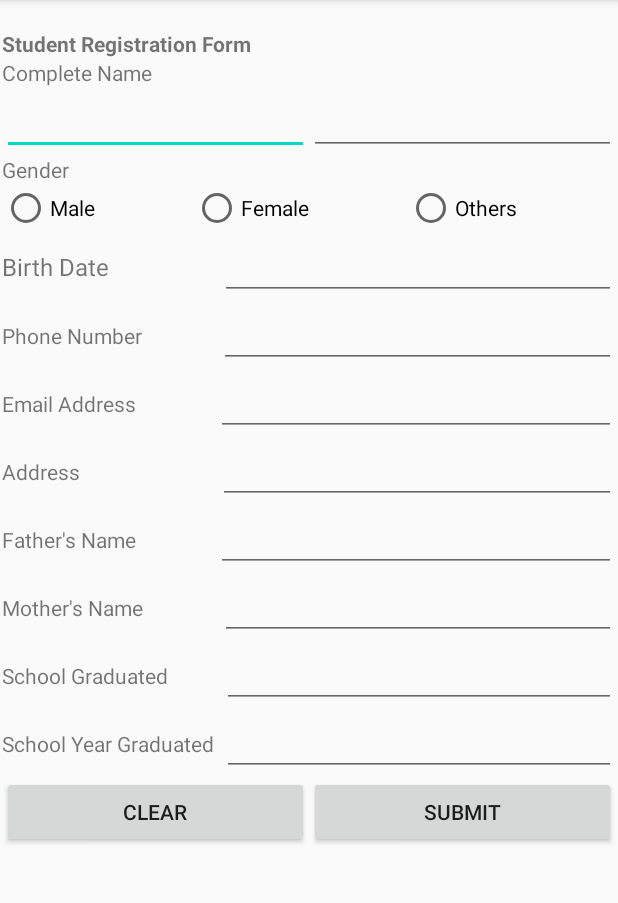
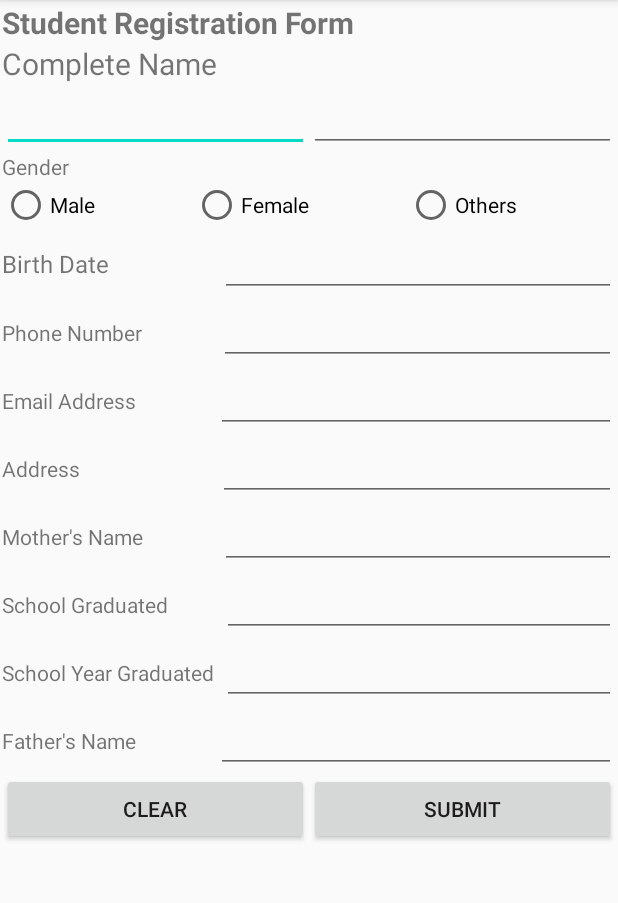
Before and after one commit to Anato-Eini/School-Activities, an Android app: the PassingIntentsExercise screen opened directly, with no data from a screen before it, on a phone screen of 412 x 824 dp, the part 84-987 px from its top. Run offline under Robolectric (Android 15) with nearby library versions, the phone set to English and light mode, and no system bars.

Commit message:
April 22, 2024

```diff
--- a/app/src/main/AndroidManifest.xml
+++ b/app/src/main/AndroidManifest.xml
@@ -11,6 +11,9 @@
         android:supportsRtl="true"
         android:theme="@style/Theme.AndroidProjectCollection"
         tools:targetApi="31">
+        <activity
+            android:name=".MenuExercise"
+            android:exported="false" />
         <activity
             android:name=".PassingIntentsExercise2"
             android:exported="false" />
--- a/app/src/main/java/com/example/androidprojectcollection/MainActivity.java
+++ b/app/src/main/java/com/example/androidprojectcollection/MainActivity.java
@@ -15,7 +15,8 @@ public class MainActivity extends AppCompatActivity {
         buttonExerciseBtn = findViewById(R.id.buttonExercise),
         calculator = findViewById(R.id.calculator),
         connect3 = findViewById(R.id.connect3),
-        passingIntents = findViewById(R.id.passingIntents);
+        passingIntents = findViewById(R.id.passingIntents),
+        menuExercise = findViewById(R.id.menus);
         layoutExerciseBtn.setOnClickListener(
                 view -> startActivity(
                         new Intent(this, LayoutExercise.class)));
@@ -31,5 +32,8 @@ public class MainActivity extends AppCompatActivity {
         passingIntents.setOnClickListener(
                 view -> startActivity(
                         new Intent(this, PassingIntentsExercise.class)));
+        menuExercise.setOnClickListener(
+                view -> startActivity(
+                        new Intent(this, MenuExercise.class)));
     }
 }
--- a/app/src/main/res/layout/activity_passing_intents_exercise.xml
+++ b/app/src/main/res/layout/activity_passing_intents_exercise.xml
@@ -6,32 +6,34 @@
     android:layout_height="match_parent"
     tools:context=".PassingIntentsExercise">
 
+    <ScrollView
+        android:layout_width="match_parent"
+        android:layout_height="match_parent">
+
         <LinearLayout
             android:id="@+id/mainContainer"
-        android:layout_width="409dp"
-        android:layout_height="729dp"
+            android:layout_width="match_parent"
+            android:layout_height="wrap_content"
             android:layout_marginStart="1dp"
             android:layout_marginTop="1dp"
             android:layout_marginEnd="1dp"
             android:layout_marginBottom="1dp"
-        android:orientation="vertical"
-        app:layout_constraintBottom_toBottomOf="parent"
-        app:layout_constraintEnd_toEndOf="parent"
-        app:layout_constraintStart_toStartOf="parent"
-        app:layout_constraintTop_toTopOf="parent">
+            android:orientation="vertical">
 
             <TextView
                 android:id="@+id/headerText"
                 android:layout_width="match_parent"
                 android:layout_height="wrap_content"
                 android:text="@string/student_registration_form"
+                android:textSize="20sp"
                 android:textStyle="bold" />
 
             <TextView
                 android:id="@+id/headerText1"
                 android:layout_width="match_parent"
                 android:layout_height="wrap_content"
-            android:text="@string/complete_name" />
+                android:text="@string/complete_name"
+                android:textSize="20sp" />
 
             <LinearLayout
                 android:layout_width="match_parent"
@@ -52,9 +54,9 @@
                     android:layout_width="wrap_content"
                     android:layout_height="wrap_content"
                     android:layout_weight="1"
+                    android:autofillHints="@string/last_name"
                     android:ems="10"
-                android:inputType="textPersonName"
-                android:autofillHints="@string/last_name" />
+                    android:inputType="textPersonName" />
             </LinearLayout>
 
             <TextView
@@ -184,27 +186,6 @@
                 android:orientation="horizontal">
 
                 <TextView
-                android:id="@+id/fatherName"
-                android:layout_width="wrap_content"
-                android:layout_height="wrap_content"
-                android:layout_weight="1"
-                android:text="@string/father_s_name" />
-
-            <EditText
-                android:id="@+id/fatherNameField"
-                android:layout_width="wrap_content"
-                android:layout_height="wrap_content"
-                android:layout_weight="1"
-                android:ems="10"
-                android:inputType="textPersonName" />
-        </LinearLayout>
-
-        <LinearLayout
-            android:layout_width="match_parent"
-            android:layout_height="wrap_content"
-            android:orientation="horizontal">
-
-            <TextView
                     android:id="@+id/motherName"
                     android:layout_width="wrap_content"
                     android:layout_height="wrap_content"
@@ -260,6 +241,28 @@
                     android:layout_weight="1"
                     android:ems="10"
                     android:inputType="textPersonName" />
+
+            </LinearLayout>
+
+            <LinearLayout
+                android:layout_width="match_parent"
+                android:layout_height="wrap_content"
+                android:orientation="horizontal">
+
+                <TextView
+                    android:id="@+id/fatherName"
+                    android:layout_width="wrap_content"
+                    android:layout_height="wrap_content"
+                    android:layout_weight="1"
+                    android:text="@string/father_s_name" />
+
+                <EditText
+                    android:id="@+id/fatherNameField"
+                    android:layout_width="wrap_content"
+                    android:layout_height="wrap_content"
+                    android:layout_weight="1"
+                    android:ems="10"
+                    android:inputType="textPersonName" />
             </LinearLayout>
 
             <LinearLayout
@@ -283,4 +286,6 @@
             </LinearLayout>
 
         </LinearLayout>
+    </ScrollView>
+
 </android.support.constraint.ConstraintLayout>
```
Lines whose indentation alone changed are shown as unchanged.
